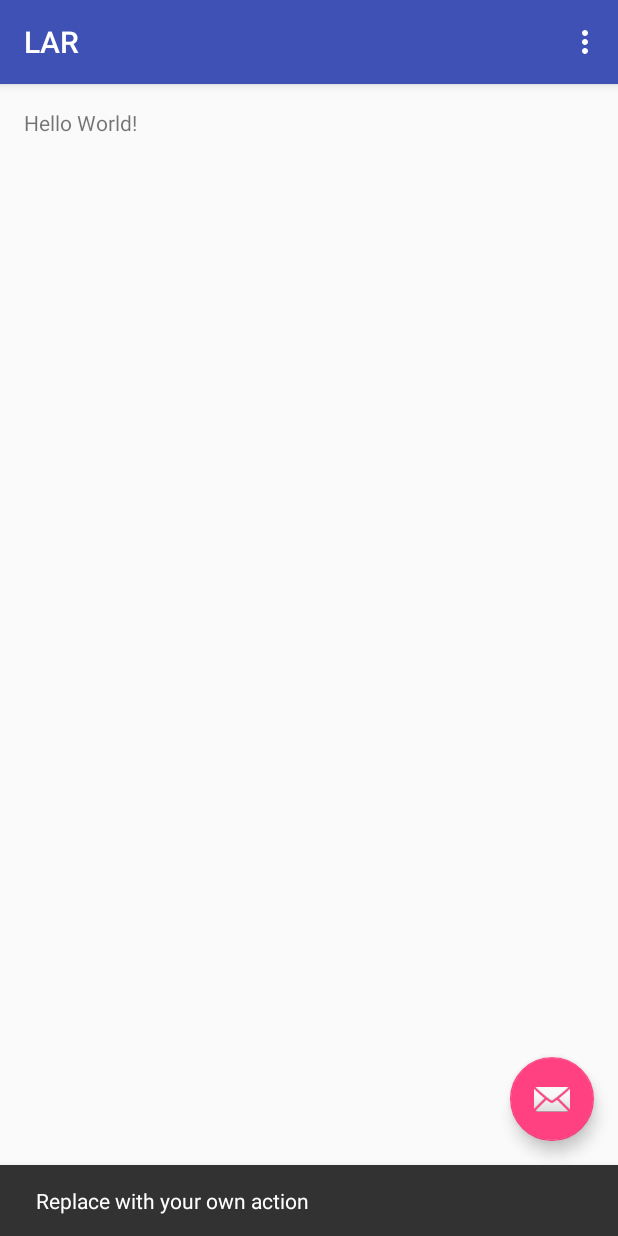
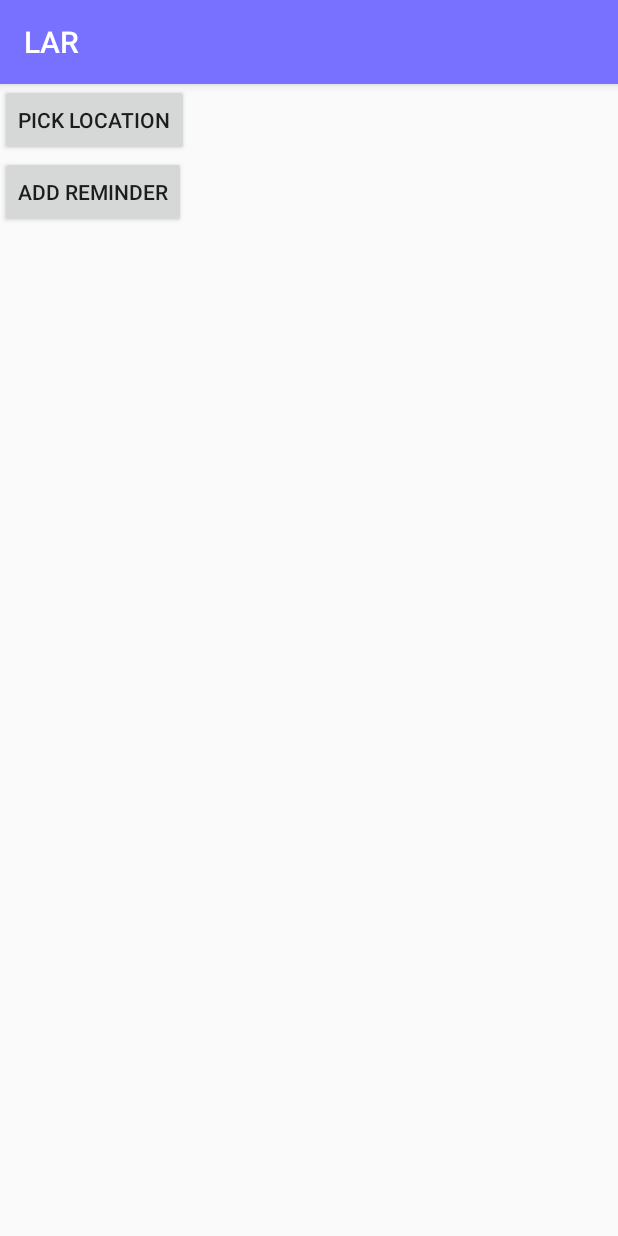
Before and after one commit to smishr16/cse535app, an Android app: the screen it shows after launch (MainActivity before the commit, NewTaskActivity after it), after a tap on an icon or button, on a phone screen of 412 x 824 dp. Run offline under Robolectric (Android 15) with nearby library versions, the phone set to English and light mode, and no system bars.

Commit message:
added activity for task creation

```diff
--- a/app/build.gradle
+++ b/app/build.gradle
@@ -6,7 +6,7 @@ android {
 
     defaultConfig {
         applicationId "asu.edu.cse535.locationawarereminder"
-        minSdkVersion 16
+        minSdkVersion 17
         targetSdkVersion 24
         versionCode 1
         versionName "1.0"
@@ -24,4 +24,5 @@ dependencies {
     testCompile 'junit:junit:4.12'
     compile 'com.android.support:appcompat-v7:24.2.0'
     compile 'com.android.support:design:24.2.0'
+    compile 'com.google.android.gms:play-services-places:9.2.0'
 }
--- a/app/src/main/java/asu/edu/cse535/locationawarereminder/activities/MainActivity.java
+++ b/app/src/main/java/asu/edu/cse535/locationawarereminder/activities/MainActivity.java
@@ -1,9 +1,9 @@
 package asu.edu.cse535.locationawarereminder.activities;
 
+import android.content.Intent;
 import android.database.sqlite.SQLiteDatabase;
 import android.os.Bundle;
 import android.support.design.widget.FloatingActionButton;
-import android.support.design.widget.Snackbar;
 import android.support.v7.app.AppCompatActivity;
 import android.support.v7.widget.Toolbar;
 import android.view.Menu;
@@ -28,14 +28,19 @@ public class MainActivity extends AppCompatActivity {
         fab.setOnClickListener(new View.OnClickListener() {
             @Override
             public void onClick(View view) {
-                Snackbar.make(view, "Replace with your own action", Snackbar.LENGTH_LONG)
-                        .setAction("Action", null).show();
+                Intent intent = new Intent(MainActivity.this, NewTaskActivity.class);
+                startActivity(intent);
+                finish();
+                /*Snackbar.make(view, "Replace with your own action", Snackbar.LENGTH_LONG)
+                        .setAction("Action", null).show();*/
+
             }
         });
 
-
-        DBManager.initializeDB(this.getApplicationContext().getPackageName());
-        db = DBManager.getAppDataBase();
+        // Create database
+        DBManager dbManager = new DBManager(MainActivity.this);
+        dbManager.initializeDB(this.getApplicationContext().getPackageName());
+        db = dbManager.getAppDataBase();
     }
 
     @Override
--- /dev/null
+++ b/app/src/main/java/asu/edu/cse535/locationawarereminder/activities/NewTaskActivity.java
@@ -0,0 +1,90 @@
+package asu.edu.cse535.locationawarereminder.activities;
+
+import android.content.Intent;
+import android.os.Bundle;
+import android.support.v7.app.AppCompatActivity;
+import android.view.View;
+import android.widget.Button;
+import android.widget.TextView;
+
+import com.google.android.gms.common.GooglePlayServicesNotAvailableException;
+import com.google.android.gms.common.GooglePlayServicesRepairableException;
+import com.google.android.gms.location.places.Place;
+import com.google.android.gms.location.places.ui.PlacePicker;
+import com.google.android.gms.maps.model.LatLng;
+
+import java.util.Calendar;
+import java.util.Date;
+
+import asu.edu.cse535.locationawarereminder.R;
+import asu.edu.cse535.locationawarereminder.database.DBManager;
+import asu.edu.cse535.locationawarereminder.database.Task;
+
+/**
+ * Created by Sooraj on 10/21/2016.
+ */
+public class NewTaskActivity extends AppCompatActivity {
+
+    static final int PLACE_PICKER_REQUEST = 1;
+    static double latitude;
+    static double longitude;
+
+    @Override
+    protected void onCreate(Bundle savedInstanceState) {
+        super.onCreate(savedInstanceState);
+        setContentView(R.layout.new_task_activity);
+        /*Toolbar toolbar = (Toolbar) findViewById(R.id.toolbar);
+        setSupportActionBar(toolbar);*/
+
+        // Add onclick for Pick Location button
+        Button pickLocation = (Button)findViewById(R.id.button_picklocation);
+        pickLocation.setOnClickListener(new View.OnClickListener(){
+
+            @Override
+            public void onClick(View v) {
+                //Launch Location Picker
+                try {
+                    PlacePicker.IntentBuilder builder = new PlacePicker.IntentBuilder();
+                    startActivityForResult(builder.build(NewTaskActivity.this), PLACE_PICKER_REQUEST);
+                } catch (GooglePlayServicesRepairableException e) {
+                    e.printStackTrace();
+                } catch (GooglePlayServicesNotAvailableException e) {
+                    e.printStackTrace();
+                }
+            }
+        });
+
+        //Add onclick for Add Reminder button
+        Button addRem = (Button)findViewById(R.id.button_add);
+        addRem.setOnClickListener(new View.OnClickListener(){
+
+            @Override
+            public void onClick(View v) {
+                //Add task to database
+                String desc = "test";
+                Calendar c = Calendar.getInstance();
+                Date taskDate = c.getTime();
+                String mot = "test";
+                String status = "Created";
+                Task t = new Task(desc, taskDate, mot, latitude, longitude, taskDate);
+                DBManager.addTaskToDB(t);
+            }
+        });
+    }
+
+    @Override
+    protected void onActivityResult(int requestCode, int resultCode, Intent data) {
+        if (requestCode == PLACE_PICKER_REQUEST) {
+            if (resultCode == RESULT_OK) {
+                Place place = PlacePicker.getPlace(this, data);
+                LatLng lat_long =  place.getLatLng();
+                latitude = lat_long.latitude;
+                longitude = lat_long.longitude;
+                //String toastMsg = String.format("Place: %s", place.getName());
+                //Toast.makeText(this, toastMsg, Toast.LENGTH_LONG).show();
+                TextView locationText = (TextView)findViewById(R.id.textView_location);
+                locationText.setText(place.getName());
+            }
+        }
+    }
+}
--- a/app/src/main/java/asu/edu/cse535/locationawarereminder/database/Constants.java
+++ b/app/src/main/java/asu/edu/cse535/locationawarereminder/database/Constants.java
@@ -15,6 +15,7 @@ public class Constants {
     public static String DATATYPE_DOUBLE = "double";
 
     public static String COMMA_SEP = ", ";
+    public static String QUOTE = "'";
 
     public static void setDbPath(String packageName) {
         DB_PATH = "/data/data/"+ packageName + "/";
--- a/app/src/main/java/asu/edu/cse535/locationawarereminder/database/DBManager.java
+++ b/app/src/main/java/asu/edu/cse535/locationawarereminder/database/DBManager.java
@@ -1,8 +1,10 @@
 package asu.edu.cse535.locationawarereminder.database;
 
+import android.content.Context;
 import android.database.SQLException;
 import android.database.sqlite.SQLiteDatabase;
 import android.database.sqlite.SQLiteException;
+import android.widget.Toast;
 
 /**
  * Created by Sooraj on 10/20/2016.
@@ -11,41 +13,75 @@ public class DBManager {
 
     private static SQLiteDatabase db;
 
-    public static void initializeDB(String packageName){
+    private static Context dbContext;
+    public DBManager(Context context){
+        dbContext = context;
+    }
+
+    public void initializeDB(String packageName){
         Constants.setDbPath(packageName);
         db = SQLiteDatabase.openOrCreateDatabase(Constants.DB_PATH + Constants.DB_NAME, null);
         createTaskTable();
     }
 
-    public static SQLiteDatabase getAppDataBase(){
+    public SQLiteDatabase getAppDataBase(){
         return db;
     }
 
     private static void createTaskTable(){
         String CREATE_TABLE_QUERY = "CREATE TABLE IF NOT EXISTS " + Constants.TABLE_TASK + " ( " +
                 Task.COLUMN_TASK_ID + " " + Constants.DATATYPE_INT  + " PRIMARY KEY autoincrement" + Constants.COMMA_SEP +
-                Task.COLUMN_DESC + " " + Constants.DATATYPE_STRING + Constants.COMMA_SEP +
+                Task.COLUMN_DESC + " " + Constants.DATATYPE_STRING + " NOT NULL " + Constants.COMMA_SEP +
                 Task.COLUMN_TASK_DATE + " " + Constants.DATATYPE_DATETIME + Constants.COMMA_SEP +
                 Task.COLUMN_MOT + " " + Constants.DATATYPE_STRING + Constants.COMMA_SEP +
-                Task.COLUMN_LAT + " " + Constants.DATATYPE_DOUBLE + Constants.COMMA_SEP +
-                Task.COLUMN_LONG + " " + Constants.DATATYPE_DOUBLE + Constants.COMMA_SEP +
+                Task.COLUMN_LAT + " " + Constants.DATATYPE_DOUBLE + "NOT NULL" + Constants.COMMA_SEP +
+                Task.COLUMN_LONG + " " + Constants.DATATYPE_DOUBLE + "NOT NULL" + Constants.COMMA_SEP +
                 Task.COLUMN_TASK_STATUS + " " + Constants.DATATYPE_STRING + Constants.COMMA_SEP +
-                Task.COLUMN_CREATED_TIME + " " + Constants.DATATYPE_DATETIME + " ) ";
+                Task.COLUMN_CREATED_DATE + " " + Constants.DATATYPE_DATETIME + " ) ";
 
         try{
             db.beginTransaction();
             try {
                 db.execSQL(CREATE_TABLE_QUERY);
                 db.setTransactionSuccessful();
+                Toast.makeText(dbContext, "Table created successfully", Toast.LENGTH_LONG).show();
             }
             catch (SQLiteException e) {
-                //Toast.makeText(DBManager.this.getApplicationContext(), e.getMessage(), Toast.LENGTH_LONG).show();
+                Toast.makeText(dbContext , e.getMessage(), Toast.LENGTH_LONG).show();
             }
             finally {
                 db.endTransaction();
             }
         }catch (SQLException e){
-            //Toast.makeText(AccelerometerService.this.getApplicationContext(), e.getMessage(), Toast.LENGTH_LONG).show();
+            Toast.makeText(dbContext, e.getMessage(), Toast.LENGTH_LONG).show();
+        }
+    }
+
+    public static void addTaskToDB(Task t) {
+        String INSERT_TABLE_QUERY = "INSERT INTO " + Constants.TABLE_TASK + " ( " + Task.COLUMN_DESC + Constants.COMMA_SEP +
+                Task.COLUMN_TASK_DATE + Constants.COMMA_SEP + Task.COLUMN_MOT + Constants.COMMA_SEP + Task.COLUMN_LAT +
+                Constants.COMMA_SEP + Task.COLUMN_LONG + Constants.COMMA_SEP + Task.COLUMN_TASK_STATUS + Constants.COMMA_SEP +
+                Task.COLUMN_CREATED_DATE + " ) VALUES (" +
+                Constants.QUOTE +  t.getDesc() + Constants.QUOTE + Constants.COMMA_SEP + Constants.QUOTE + t.getTaskDate() +
+                Constants.QUOTE + Constants.COMMA_SEP + Constants.QUOTE + t.getMot() + Constants.QUOTE + Constants.COMMA_SEP +
+                t.getLat() + Constants.COMMA_SEP + t.getLng() + Constants.COMMA_SEP + Constants.QUOTE + "Created" +
+                Constants.QUOTE + Constants.COMMA_SEP + Constants.QUOTE + t.getCreatedDate() + Constants.QUOTE + ")";
+        try{
+            db.beginTransaction();
+            try {
+                System.out.println(INSERT_TABLE_QUERY);
+                db.execSQL(INSERT_TABLE_QUERY);
+                db.setTransactionSuccessful();
+                //Toast.makeText(dbContext, "Task added successfully", Toast.LENGTH_LONG).show();
+            }
+            catch (SQLiteException e) {
+                Toast.makeText(dbContext, e.getMessage(), Toast.LENGTH_LONG).show();
+            }
+            finally {
+                db.endTransaction();
+            }
+        }catch (SQLException e){
+            Toast.makeText(dbContext, e.getMessage(), Toast.LENGTH_LONG).show();
         }
     }
 }
--- a/app/src/main/res/layout/activity_main.xml
+++ b/app/src/main/res/layout/activity_main.xml
@@ -29,6 +29,6 @@
         android:layout_height="wrap_content"
         android:layout_gravity="bottom|end"
         android:layout_margin="@dimen/fab_margin"
-        android:src="@android:drawable/ic_dialog_email" />
+        android:src="@android:drawable/ic_input_add" />
 
 </android.support.design.widget.CoordinatorLayout>
--- a/app/src/main/res/layout/content_main.xml
+++ b/app/src/main/res/layout/content_main.xml
@@ -12,8 +12,9 @@
     tools:context=".activities.MainActivity"
     tools:showIn="@layout/activity_main">
 
-    <TextView
+    <!--TextView
         android:layout_width="wrap_content"
         android:layout_height="wrap_content"
-        android:text="Hello World!" />
+        android:text="Hello World!" /-->
+
 </RelativeLayout>
--- /dev/null
+++ b/app/src/main/res/layout/new_task_activity.xml
@@ -0,0 +1,46 @@
+<?xml version="1.0" encoding="utf-8"?>
+<LinearLayout xmlns:android="http://schemas.android.com/apk/res/android"
+    android:orientation="vertical" android:layout_width="match_parent"
+    android:layout_height="match_parent">
+
+    <LinearLayout
+        android:orientation="horizontal"
+        android:layout_width="match_parent"
+        android:layout_height="wrap_content"
+        android:layout_gravity="center_horizontal"
+        android:id="@+id/linearLayout">
+
+        <Button
+            android:layout_width="wrap_content"
+            android:layout_height="wrap_content"
+            android:text="Pick Location"
+            android:id="@+id/button_picklocation"
+            android:layout_alignParentLeft="true"
+            android:layout_alignParentStart="true"
+            android:layout_alignParentTop="true" />
+
+        <TextView
+            android:layout_width="fill_parent"
+            android:layout_height="match_parent"
+            android:gravity="center"
+            android:textAppearance="?android:attr/textAppearanceMedium"
+            android:id="@+id/textView_location"
+            android:layout_toRightOf="@+id/button_picklocation"
+            android:layout_alignParentRight="true"
+            android:layout_alignParentEnd="true"
+            android:layout_alignBottom="@+id/button_picklocation"
+            android:layout_alignParentTop="true"
+            android:textAlignment="center" />
+
+    </LinearLayout>
+
+    <Button
+        style="?android:attr/buttonStyleSmall"
+        android:layout_width="wrap_content"
+        android:layout_height="wrap_content"
+        android:text="Add Reminder"
+        android:id="@+id/button_add"
+        android:layout_below="@+id/linearLayout"
+        android:layout_alignParentStart="true" />
+
+</LinearLayout>
--- a/app/src/main/res/values/colors.xml
+++ b/app/src/main/res/values/colors.xml
@@ -1,6 +1,6 @@
 <?xml version="1.0" encoding="utf-8"?>
 <resources>
-    <color name="colorPrimary">#3F51B5</color>
-    <color name="colorPrimaryDark">#303F9F</color>
-    <color name="colorAccent">#FF4081</color>
+    <color name="colorPrimary">#7871FF</color>
+    <color name="colorPrimaryDark">#0B00DD</color>
+    <color name="colorAccent">#FFFFFF</color>
 </resources>
```
Also changed, not shown: app/src/main/AndroidManifest.xml (+11 -0 lines), app/src/main/java/asu/edu/cse535/locationawarereminder/database/Task.java (+41 -1 lines), 1 other file.
